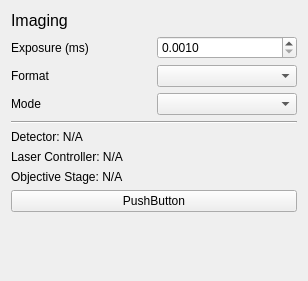
Above: openclem/ui/qt/CLEMImageWidget.ui from DeMarcoLab/openCLEM before the change. Below: the same form after it.
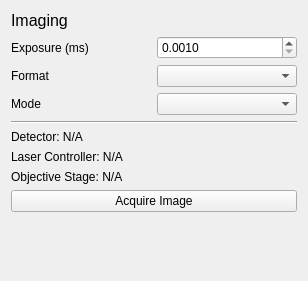
That is the form after the change.

The edit to the form file:
```diff
--- a/openclem/ui/qt/CLEMImageWidget.ui
+++ b/openclem/ui/qt/CLEMImageWidget.ui
@@ -103,7 +103,7 @@
    <item row="8" column="0" colspan="2">
     <widget class="QPushButton" name="pushButton_acquire_image">
      <property name="text">
-      <string>PushButton</string>
+      <string>Acquire Image</string>
      </property>
     </widget>
    </item>
```
Left out of the diff: 6 changed lines with no effect on the pictures.
